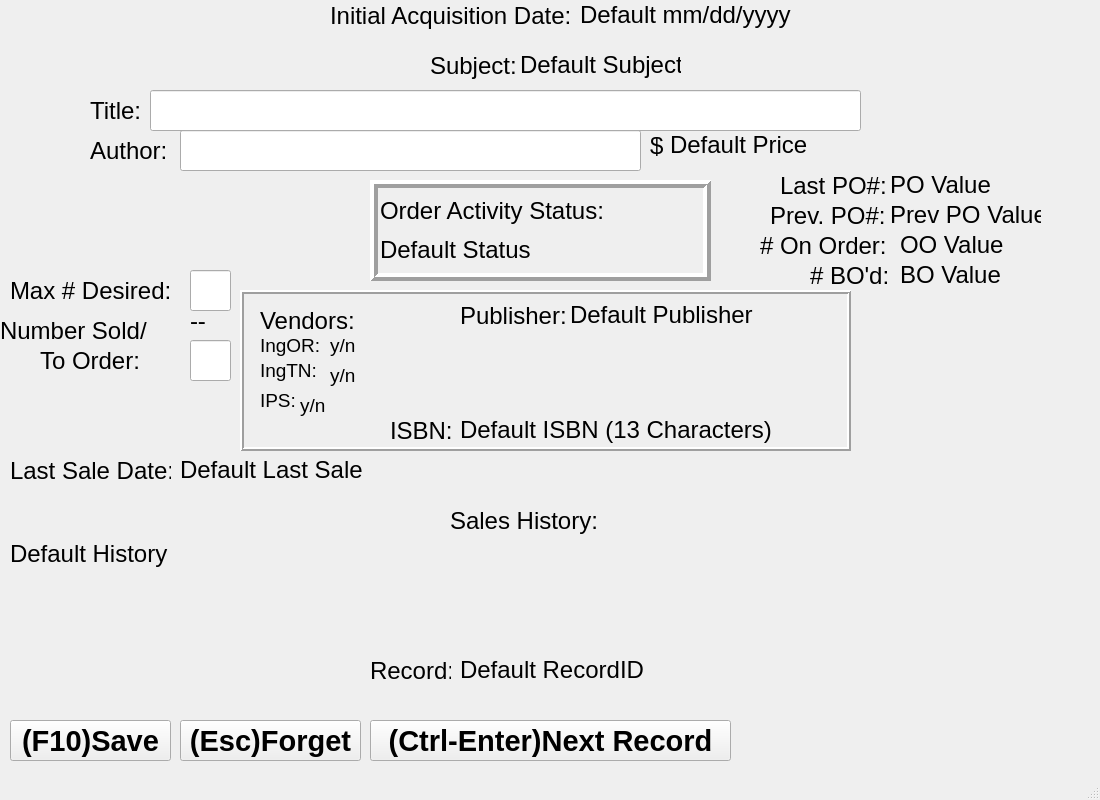
Above: enter.ui from jfunston/omega4py before the change. Below: the same form after it.
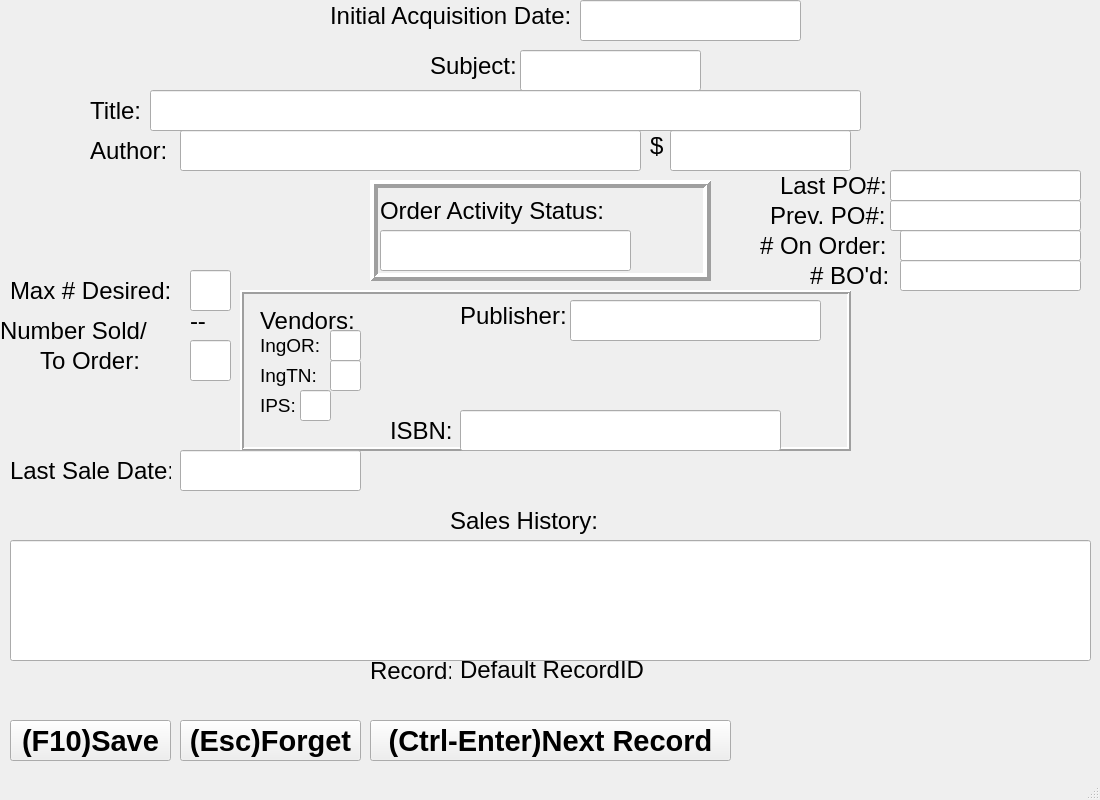
That is the form after the change.

Commit message: Enter ui with all fields

The edit to the form file:
```diff
--- a/enter.ui
+++ b/enter.ui
@@ -80,98 +80,6 @@
      <string>(Esc)Forget</string>
     </property>
    </widget>
-   <widget class="QLabel" name="historyValue">
-    <property name="geometry">
-     <rect>
-      <x>10</x>
-      <y>540</y>
-      <width>1091</width>
-      <height>121</height>
-     </rect>
-    </property>
-    <property name="font">
-     <font>
-      <pointsize>18</pointsize>
-     </font>
-    </property>
-    <property name="text">
-     <string>Default History</string>
-    </property>
-    <property name="alignment">
-     <set>Qt::AlignLeading|Qt::AlignLeft|Qt::AlignTop</set>
-    </property>
-    <property name="wordWrap">
-     <bool>true</bool>
-    </property>
-    <property name="textInteractionFlags">
-     <set>Qt::LinksAccessibleByMouse|Qt::TextEditable|Qt::TextSelectableByMouse</set>
-    </property>
-   </widget>
-   <widget class="QLabel" name="AcqDateValue">
-    <property name="geometry">
-     <rect>
-      <x>580</x>
-      <y>0</y>
-      <width>231</width>
-      <height>31</height>
-     </rect>
-    </property>
-    <property name="font">
-     <font>
-      <pointsize>18</pointsize>
-      <weight>50</weight>
-      <bold>false</bold>
-     </font>
-    </property>
-    <property name="text">
-     <string>Default mm/dd/yyyy</string>
-    </property>
-    <property name="textInteractionFlags">
-     <set>Qt::LinksAccessibleByMouse|Qt::TextEditable|Qt::TextSelectableByMouse</set>
-    </property>
-   </widget>
-   <widget class="QLabel" name="SubjectValue">
-    <property name="geometry">
-     <rect>
-      <x>520</x>
-      <y>50</y>
-      <width>161</width>
-      <height>31</height>
-     </rect>
-    </property>
-    <property name="font">
-     <font>
-      <pointsize>18</pointsize>
-     </font>
-    </property>
-    <property name="text">
-     <string>Default Subject</string>
-    </property>
-    <property name="textInteractionFlags">
-     <set>Qt::LinksAccessibleByMouse|Qt::TextEditable|Qt::TextSelectableByMouse</set>
-    </property>
-   </widget>
-   <widget class="QLabel" name="PrevPOValue">
-    <property name="geometry">
-     <rect>
-      <x>890</x>
-      <y>200</y>
-      <width>151</width>
-      <height>31</height>
-     </rect>
-    </property>
-    <property name="font">
-     <font>
-      <pointsize>18</pointsize>
-     </font>
-    </property>
-    <property name="text">
-     <string>Prev PO Value</string>
-    </property>
-    <property name="textInteractionFlags">
-     <set>Qt::LinksAccessibleByMouse|Qt::TextEditable|Qt::TextSelectableByMouse</set>
-    </property>
-   </widget>
    <widget class="QLabel" name="NumOnOrderLabel">
     <property name="geometry">
      <rect>
@@ -190,27 +98,6 @@
      <string># On Order:</string>
     </property>
    </widget>
-   <widget class="QLabel" name="PriceValue">
-    <property name="geometry">
-     <rect>
-      <x>670</x>
-      <y>130</y>
-      <width>151</width>
-      <height>31</height>
-     </rect>
-    </property>
-    <property name="font">
-     <font>
-      <pointsize>18</pointsize>
-     </font>
-    </property>
-    <property name="text">
-     <string>Default Price</string>
-    </property>
-    <property name="textInteractionFlags">
-     <set>Qt::LinksAccessibleByMouse|Qt::TextEditable|Qt::TextSelectableByMouse</set>
-    </property>
-   </widget>
    <widget class="QLabel" name="titleLabel">
     <property name="geometry">
      <rect>
@@ -265,27 +152,6 @@
      <string>Prev. PO#:</string>
     </property>
    </widget>
-   <widget class="QLabel" name="OnOrderValue">
-    <property name="geometry">
-     <rect>
-      <x>900</x>
-      <y>230</y>
-      <width>151</width>
-      <height>31</height>
-     </rect>
-    </property>
-    <property name="font">
-     <font>
-      <pointsize>18</pointsize>
-     </font>
-    </property>
-    <property name="text">
-     <string>OO Value</string>
-    </property>
-    <property name="textInteractionFlags">
-     <set>Qt::LinksAccessibleByMouse|Qt::TextEditable|Qt::TextSelectableByMouse</set>
-    </property>
-   </widget>
    <widget class="QLabel" name="priceLabel">
     <property name="geometry">
      <rect>
@@ -340,27 +206,6 @@
      <string>Subject:</string>
     </property>
    </widget>
-   <widget class="QLabel" name="lastSaleValue">
-    <property name="geometry">
-     <rect>
-      <x>180</x>
-      <y>450</y>
-      <width>271</width>
-      <height>41</height>
-     </rect>
-    </property>
-    <property name="font">
-     <font>
-      <pointsize>18</pointsize>
-     </font>
-    </property>
-    <property name="text">
-     <string>Default Last Sale</string>
-    </property>
-    <property name="textInteractionFlags">
-     <set>Qt::LinksAccessibleByMouse|Qt::TextEditable|Qt::TextSelectableByMouse</set>
-    </property>
-   </widget>
    <widget class="QLabel" name="historyLabel">
     <property name="geometry">
      <rect>
@@ -397,27 +242,6 @@
     <property name="lineWidth">
      <number>2</number>
     </property>
-    <widget class="QLabel" name="ISBNValue">
-     <property name="geometry">
-      <rect>
-       <x>220</x>
-       <y>120</y>
-       <width>321</width>
-       <height>41</height>
-      </rect>
-     </property>
-     <property name="font">
-      <font>
-       <pointsize>18</pointsize>
-      </font>
-     </property>
-     <property name="text">
-      <string>Default ISBN (13 Characters)</string>
-     </property>
-     <property name="textInteractionFlags">
-      <set>Qt::LinksAccessibleByMouse|Qt::TextEditable|Qt::TextSelectableByMouse</set>
-     </property>
-    </widget>
     <widget class="QLabel" name="ISBNLabel">
      <property name="geometry">
       <rect>
@@ -496,7 +320,7 @@
        <x>20</x>
        <y>70</y>
        <width>71</width>
-       <height>21</height>
+       <height>31</height>
       </rect>
      </property>
      <property name="font">
@@ -514,7 +338,7 @@
        <x>20</x>
        <y>100</y>
        <width>41</width>
-       <height>21</height>
+       <height>31</height>
       </rect>
      </property>
      <property name="font">
@@ -526,75 +350,57 @@
       <string>IPS:</string>
      </property>
     </widget>
-    <widget class="QLabel" name="IngOValue">
+    <widget class="QLineEdit" name="ISBNValue">
+     <property name="geometry">
+      <rect>
+       <x>220</x>
+       <y>120</y>
+       <width>321</width>
+       <height>41</height>
+      </rect>
+     </property>
+     <property name="font">
+      <font>
+       <pointsize>18</pointsize>
+      </font>
+     </property>
+    </widget>
+    <widget class="QLineEdit" name="IngoOValue">
      <property name="geometry">
       <rect>
        <x>90</x>
        <y>40</y>
-       <width>41</width>
+       <width>31</width>
        <height>31</height>
       </rect>
      </property>
      <property name="font">
       <font>
-       <pointsize>14</pointsize>
+       <pointsize>18</pointsize>
       </font>
      </property>
-     <property name="text">
-      <string>y/n</string>
-     </property>
-     <property name="textInteractionFlags">
-      <set>Qt::LinksAccessibleByMouse|Qt::TextEditable|Qt::TextSelectableByMouse</set>
-     </property>
     </widget>
-    <widget class="QLabel" name="IngTValue">
+    <widget class="QLineEdit" name="IngTValue">
      <property name="geometry">
       <rect>
        <x>90</x>
        <y>70</y>
-       <width>41</width>
+       <width>31</width>
        <height>31</height>
       </rect>
      </property>
      <property name="font">
       <font>
-       <pointsize>14</pointsize>
+       <pointsize>18</pointsize>
       </font>
      </property>
-     <property name="text">
-      <string>y/n</string>
-     </property>
-     <property name="textInteractionFlags">
-      <set>Qt::LinksAccessibleByMouse|Qt::TextEditable|Qt::TextSelectableByMouse</set>
-     </property>
     </widget>
-    <widget class="QLabel" name="IPSValue">
+    <widget class="QLineEdit" name="IPSValue">
      <property name="geometry">
       <rect>
        <x>60</x>
        <y>100</y>
-       <width>41</width>
-       <height>31</height>
-      </rect>
-     </property>
-     <property name="font">
-      <font>
-       <pointsize>14</pointsize>
-      </font>
-     </property>
-     <property name="text">
-      <string>y/n</string>
-     </property>
-     <property name="textInteractionFlags">
-      <set>Qt::LinksAccessibleByMouse|Qt::TextEditable|Qt::TextSelectableByMouse</set>
-     </property>
-    </widget>
-    <widget class="QLabel" name="PublisherValue">
-     <property name="geometry">
-      <rect>
-       <x>330</x>
-       <y>10</y>
-       <width>191</width>
+       <width>31</width>
        <height>31</height>
       </rect>
      </property>
@@ -603,12 +409,6 @@
        <pointsize>18</pointsize>
       </font>
      </property>
-     <property name="text">
-      <string>Default Publisher</string>
-     </property>
-     <property name="textInteractionFlags">
-      <set>Qt::LinksAccessibleByMouse|Qt::TextEditable|Qt::TextSelectableByMouse</set>
-     </property>
     </widget>
    </widget>
    <widget class="QLabel" name="toOrderLable">
@@ -647,27 +447,6 @@
      <string>Record:</string>
     </property>
    </widget>
-   <widget class="QLabel" name="POValue">
-    <property name="geometry">
-     <rect>
-      <x>890</x>
-      <y>170</y>
-      <width>151</width>
-      <height>31</height>
-     </rect>
-    </property>
-    <property name="font">
-     <font>
-      <pointsize>18</pointsize>
-     </font>
-    </property>
-    <property name="text">
-     <string>PO Value</string>
-    </property>
-    <property name="textInteractionFlags">
-     <set>Qt::LinksAccessibleByMouse|Qt::TextEditable|Qt::TextSelectableByMouse</set>
-    </property>
-   </widget>
    <widget class="QLabel" name="POLabel">
     <property name="geometry">
      <rect>
@@ -722,27 +501,6 @@
      <string>Last Sale Date:</string>
     </property>
    </widget>
-   <widget class="QLabel" name="BOValue">
-    <property name="geometry">
-     <rect>
-      <x>900</x>
-      <y>260</y>
-      <width>151</width>
-      <height>31</height>
-     </rect>
-    </property>
-    <property name="font">
-     <font>
-      <pointsize>18</pointsize>
-     </font>
-    </property>
-    <property name="text">
-     <string>BO Value</string>
-    </property>
-    <property name="textInteractionFlags">
-     <set>Qt::LinksAccessibleByMouse|Qt::TextEditable|Qt::TextSelectableByMouse</set>
-    </property>
-   </widget>
    <widget class="QLabel" name="InitialAqusitionLabel">
     <property name="geometry">
      <rect>
@@ -854,27 +612,6 @@
       <string>Order Activity Status:</string>
      </property>
     </widget>
-    <widget class="QLabel" name="orderStatusValue">
-     <property name="geometry">
-      <rect>
-       <x>10</x>
-       <y>50</y>
-       <width>231</width>
-       <height>41</height>
-      </rect>
-     </property>
-     <property name="font">
-      <font>
-       <pointsize>18</pointsize>
-      </font>
-     </property>
-     <property name="text">
-      <string>Default Status</string>
-     </property>
-     <property name="textInteractionFlags">
-      <set>Qt::LinksAccessibleByMouse|Qt::TextEditable|Qt::TextSelectableByMouse</set>
-     </property>
-    </widget>
    </widget>
    <widget class="QLineEdit" name="titleValue">
     <property name="geometry">
@@ -936,6 +673,171 @@
      </font>
     </property>
    </widget>
+   <widget class="QLineEdit" name="lastSaleValue">
+    <property name="geometry">
+     <rect>
+      <x>180</x>
+      <y>450</y>
+      <width>181</width>
+      <height>41</height>
+     </rect>
+    </property>
+    <property name="font">
+     <font>
+      <pointsize>18</pointsize>
+     </font>
+    </property>
+   </widget>
+   <widget class="QLineEdit" name="SubjectValue">
+    <property name="geometry">
+     <rect>
+      <x>520</x>
+      <y>50</y>
+      <width>181</width>
+      <height>41</height>
+     </rect>
+    </property>
+    <property name="font">
+     <font>
+      <pointsize>18</pointsize>
+     </font>
+    </property>
+   </widget>
+   <widget class="QLineEdit" name="AcqDateValue">
+    <property name="geometry">
+     <rect>
+      <x>580</x>
+      <y>0</y>
+      <width>221</width>
+      <height>41</height>
+     </rect>
+    </property>
+    <property name="font">
+     <font>
+      <pointsize>18</pointsize>
+     </font>
+    </property>
+   </widget>
+   <widget class="QLineEdit" name="PriceValue">
+    <property name="geometry">
+     <rect>
+      <x>670</x>
+      <y>130</y>
+      <width>181</width>
+      <height>41</height>
+     </rect>
+    </property>
+    <property name="font">
+     <font>
+      <pointsize>18</pointsize>
+     </font>
+    </property>
+   </widget>
+   <widget class="QLineEdit" name="OrderStatusValue">
+    <property name="geometry">
+     <rect>
+      <x>380</x>
+      <y>230</y>
+      <width>251</width>
+      <height>41</height>
+     </rect>
+    </property>
+    <property name="font">
+     <font>
+      <pointsize>18</pointsize>
+     </font>
+    </property>
+   </widget>
+   <widget class="QLineEdit" name="PublisherValue">
+    <property name="geometry">
+     <rect>
+      <x>570</x>
+      <y>300</y>
+      <width>251</width>
+      <height>41</height>
+     </rect>
+    </property>
+    <property name="font">
+     <font>
+      <pointsize>18</pointsize>
+     </font>
+    </property>
+   </widget>
+   <widget class="QLineEdit" name="POValue">
+    <property name="geometry">
+     <rect>
+      <x>890</x>
+      <y>170</y>
+      <width>191</width>
+      <height>31</height>
+     </rect>
+    </property>
+    <property name="font">
+     <font>
+      <pointsize>18</pointsize>
+     </font>
+    </property>
+   </widget>
+   <widget class="QLineEdit" name="PrevPOValue">
+    <property name="geometry">
+     <rect>
+      <x>890</x>
+      <y>200</y>
+      <width>191</width>
+      <height>31</height>
+     </rect>
+    </property>
+    <property name="font">
+     <font>
+      <pointsize>18</pointsize>
+     </font>
+    </property>
+   </widget>
+   <widget class="QLineEdit" name="OnOrderValue">
+    <property name="geometry">
+     <rect>
+      <x>900</x>
+      <y>230</y>
+      <width>181</width>
+      <height>31</height>
+     </rect>
+    </property>
+    <property name="font">
+     <font>
+      <pointsize>18</pointsize>
+     </font>
+    </property>
+   </widget>
+   <widget class="QLineEdit" name="BOValue">
+    <property name="geometry">
+     <rect>
+      <x>900</x>
+      <y>260</y>
+      <width>181</width>
+      <height>31</height>
+     </rect>
+    </property>
+    <property name="font">
+     <font>
+      <pointsize>18</pointsize>
+     </font>
+    </property>
+   </widget>
+   <widget class="QLineEdit" name="historyValue">
+    <property name="geometry">
+     <rect>
+      <x>10</x>
+      <y>540</y>
+      <width>1081</width>
+      <height>121</height>
+     </rect>
+    </property>
+    <property name="font">
+     <font>
+      <pointsize>18</pointsize>
+     </font>
+    </property>
+   </widget>
   </widget>
   <widget class="QMenuBar" name="menubar">
    <property name="geometry">
```
The commit also changes 1 other file.
